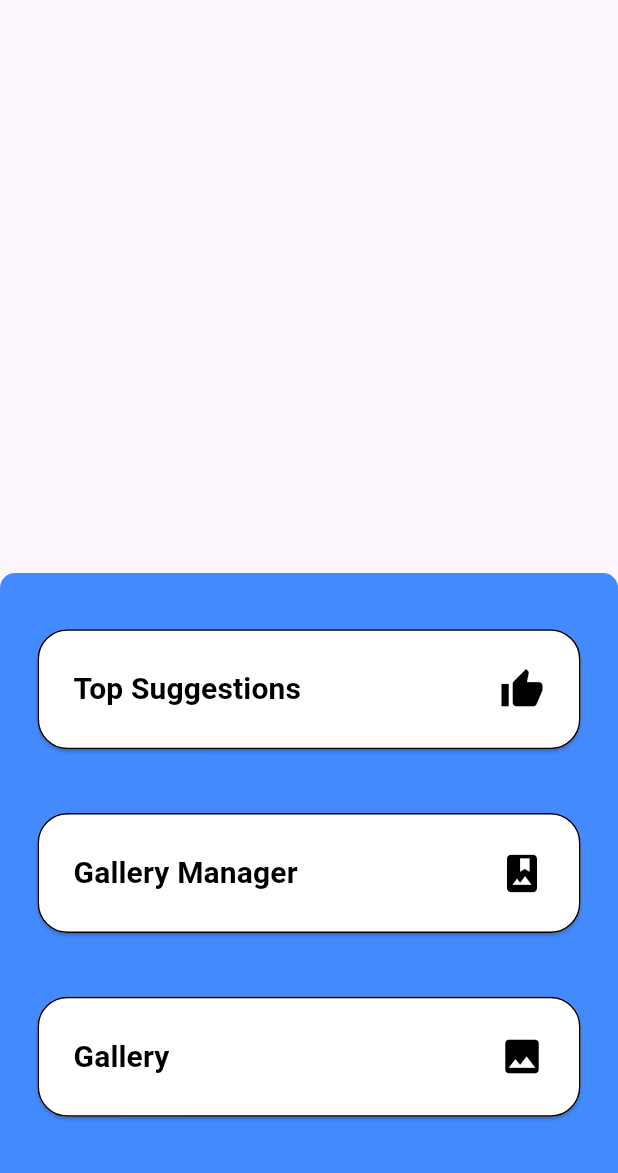
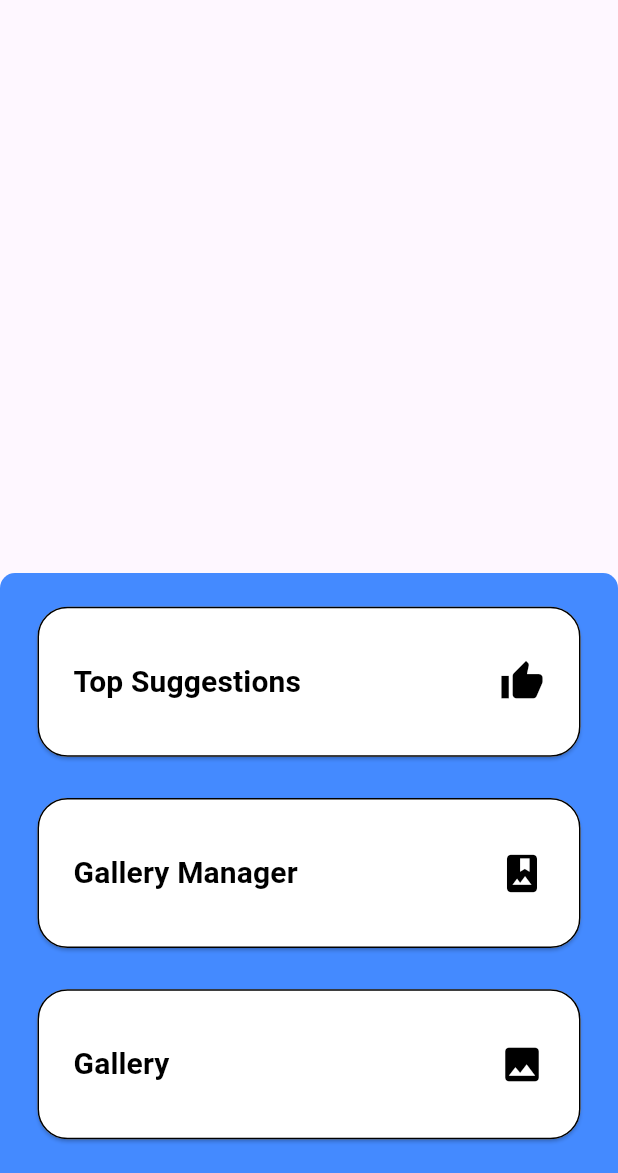
Before and after one commit to iRajapaksha/PhotoApp, a Flutter app: the screen it shows after launch, after a tap on "Get started", on a phone screen of 412 x 824 dp, the part 63-1236 px from its top. Run offline on Flutter 3.47's test engine with Material 3 defaults, Android fonts, the phone set to English and light mode, and no system bars; our stand-ins replace flutter_svg, lottie, scroll_snap_list.

Commit message:
Merge changes from master

```diff
--- a/lib/view/home.dart
+++ b/lib/view/home.dart
@@ -1,12 +1,11 @@
 import 'package:flutter/material.dart';
-import 'package:get/get.dart';
 import 'package:photo_app/view/gallery_manager.dart';
 import 'package:photo_app/view/top_suggestions.dart';
 import 'package:photo_app/components/nav_bar.dart';
 import 'package:photo_app/view/gallery_view.dart';
 
 class Home extends StatelessWidget {
-  const Home({Key? key});
+  const Home({Key? key}) : super(key: key); // Remove the redundant 'key' parameter
 
   @override
   Widget build(BuildContext context) {
@@ -15,14 +14,6 @@ class Home extends StatelessWidget {
       endDrawer: endDrawer(context),
       body: Stack(
         children: [
-          // Background image
-          // Image.asset(
-          //   'assets/icons/viktor-zhulin-c9NpkmAwBzc-unsplash.jpg', // Adjust the path to your image
-          //   fit: BoxFit.fill,
-          //   width: double.infinity,
-          //   height: double.infinity,
-          // ),
-          // Container with buttons
           Align(
             alignment: Alignment.bottomCenter,
             child: ClipRRect(
@@ -32,7 +23,7 @@ class Home extends StatelessWidget {
               ),
               child: Container(
                 decoration: const BoxDecoration(
-                  color: Colors.blueAccent// Add opacity to the color for a semi-transparent background
+                    color: Colors.blueAccent
                 ),
                 width: 450,
                 height: 400, // Adjust height here
@@ -94,8 +85,8 @@ class Home extends StatelessWidget {
       child: ElevatedButton(
         onPressed: onPressed,
         style: ElevatedButton.styleFrom(
-          primary: Colors.white,
-          minimumSize: const Size(100, 80),
+          backgroundColor: Colors.white,
+          minimumSize: const Size(100, 100),
           shape: RoundedRectangleBorder(
             borderRadius: BorderRadius.circular(20.0),
             side: const BorderSide(color: Colors.black), // Add black margin
--- a/lib/view/welcome_view.dart
+++ b/lib/view/welcome_view.dart
@@ -143,7 +143,7 @@ class WelcomeView extends StatelessWidget {
                     );
                   },
                   style: ElevatedButton.styleFrom(
-                    primary: Colors.white,
+                    backgroundColor: Colors.white,
                     minimumSize: const Size(100, 50),
                     shape: RoundedRectangleBorder(
                       borderRadius: BorderRadius.circular(8.0),
```
